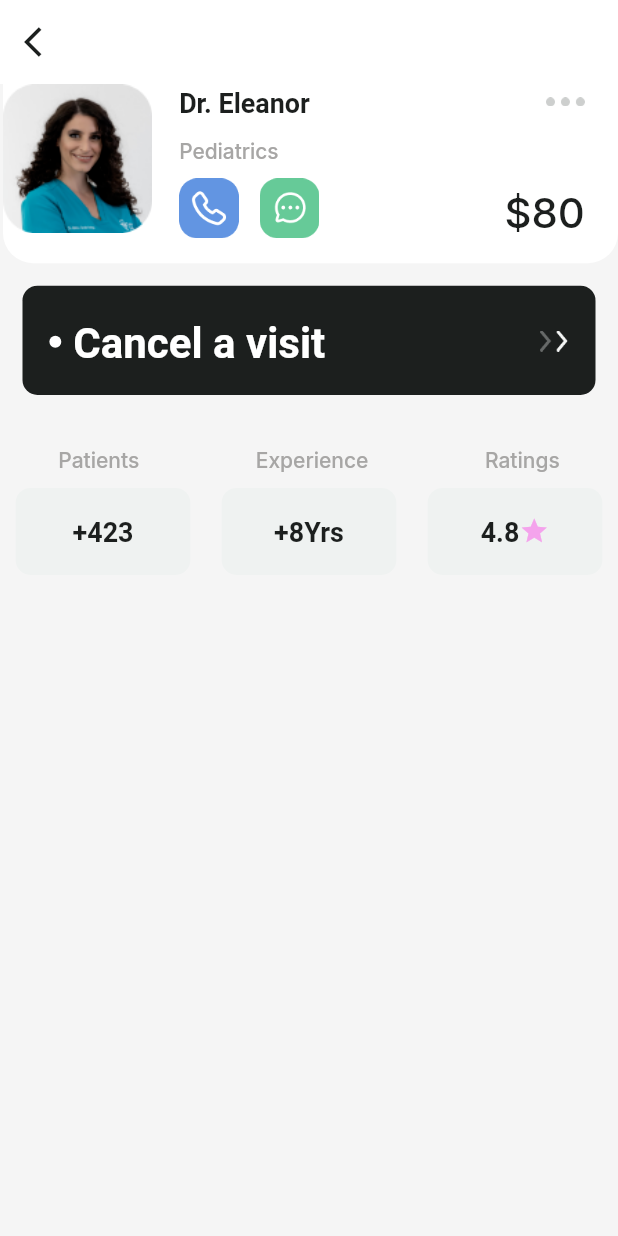
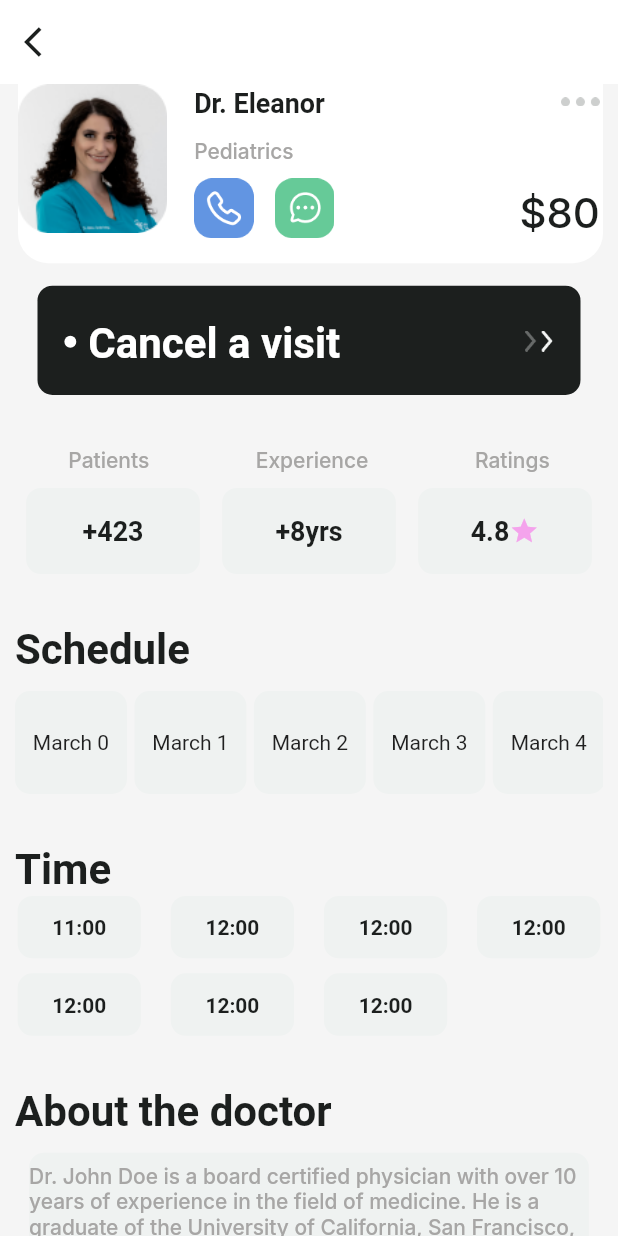
Before and after one commit to Teewhydot/medical_clinik, a Flutter app: the screen it shows after launch, on a phone screen of 412 x 824 dp. Run offline on Flutter 3.47's test engine with Material 2 defaults, Android fonts, the phone set to English and light mode, and no system bars; our stand-ins replace google_fonts, pin_code_fields; missing offline and left inert: flag; Roboto replaces fonts that are missing (Gilroy-SemiBold).

Commit message:
Doctor details page completed.

```diff
--- a/lib/clinik_app/presentation/pages/doctor_details.dart
+++ b/lib/clinik_app/presentation/pages/doctor_details.dart
@@ -13,7 +13,7 @@ class _DoctorsDetailsPageState extends State<DoctorsDetailsPage> {
   @override
   Widget build(BuildContext context) {
     double fem = MediaQuery.of(context).size.width / baseWidth;
-
+    final List<int> dates = List.generate(31, (index) => index++);
     return Scaffold(
       appBar: AppBar(
         backgroundColor: Colors.white,
@@ -26,9 +26,333 @@ class _DoctorsDetailsPageState extends State<DoctorsDetailsPage> {
       backgroundColor: kScaffoldColor,
       body: SingleChildScrollView(
           child: SafeArea(
+        child: Padding(
+          padding: const EdgeInsets.only(left: 10, right: 10),
           child: Column(
             children: [
-            Container(
+              DoctorCard(fem: fem),
+              CancelAVisitWidget(fem: fem),
+              addVerticalSpacing(20),
+              DoctorStats(fem: fem),
+              addVerticalSpacing(30),
+              const LeftAlignedText(
+                text: 'Schedule',
+              ),
+              SizedBox(
+                height: 79 * fem,
+                child: ListView.builder(
+                    itemCount: dates.length,
+                    shrinkWrap: true,
+                    scrollDirection: Axis.horizontal,
+                    physics: const BouncingScrollPhysics(),
+                    itemBuilder: (context, index) {
+                      return Padding(
+                        padding: const EdgeInsets.only(top: 10, right: 5),
+                        child: ReusableContainer(
+                            fem: fem,
+                            width: 75,
+                            height: 75,
+                            borderRadius: 10,
+                            child: Text('March ${dates[index]}')),
+                      );
+                    }),
+              ),
+              addVerticalSpacing(30),
+              const LeftAlignedText(
+                text: 'Time',
+              ),
+              Wrap(
+                alignment: WrapAlignment.start,
+                runSpacing: 10,
+                spacing: 20 * fem,
+                direction: Axis.horizontal,
+                children: [
+                  ReusableContainer(
+                    fem: fem,
+                    width: 83 * fem,
+                    height: 42 * fem,
+                    borderRadius: 10,
+                    child: Text(
+                      '11:00',
+                      style: kHeaderTextStyleBlack.copyWith(fontSize: 14 * fem),
+                    ),
+                  ),
+                  ReusableContainer(
+                    fem: fem,
+                    width: 83 * fem,
+                    height: 42 * fem,
+                    borderRadius: 10,
+                    child: Text(
+                      '12:00',
+                      style: kHeaderTextStyleBlack.copyWith(fontSize: 14 * fem),
+                    ),
+                  ),
+                  ReusableContainer(
+                    fem: fem,
+                    width: 83 * fem,
+                    height: 42 * fem,
+                    borderRadius: 10,
+                    child: Text(
+                      '12:00',
+                      style: kHeaderTextStyleBlack.copyWith(fontSize: 14 * fem),
+                    ),
+                  ),
+                  ReusableContainer(
+                    fem: fem,
+                    width: 83 * fem,
+                    height: 42 * fem,
+                    borderRadius: 10,
+                    child: Text(
+                      '12:00',
+                      style: kHeaderTextStyleBlack.copyWith(fontSize: 14 * fem),
+                    ),
+                  ),
+                  ReusableContainer(
+                    fem: fem,
+                    width: 83 * fem,
+                    height: 42 * fem,
+                    borderRadius: 10,
+                    child: Text(
+                      '12:00',
+                      style: kHeaderTextStyleBlack.copyWith(fontSize: 14 * fem),
+                    ),
+                  ),
+                  ReusableContainer(
+                    fem: fem,
+                    width: 83 * fem,
+                    height: 42 * fem,
+                    borderRadius: 10,
+                    child: Text(
+                      '12:00',
+                      style: kHeaderTextStyleBlack.copyWith(fontSize: 14 * fem),
+                    ),
+                  ),
+                  ReusableContainer(
+                    fem: fem,
+                    width: 83 * fem,
+                    height: 42 * fem,
+                    borderRadius: 10,
+                    child: Text(
+                      '12:00',
+                      style: kHeaderTextStyleBlack.copyWith(fontSize: 14 * fem),
+                    ),
+                  ),
+                ],
+              ),
+              addVerticalSpacing(30),
+              const LeftAlignedText(
+                text: 'About the doctor',
+              ),
+              addVerticalSpacing(10),
+              ReusableContainer(
+                fem: fem,
+                width: 375,
+                height: 150,
+                borderRadius: 10,
+                child: Text(
+                  'Dr. John Doe is a board certified physician with over 10 years of experience in the field of medicine. He is a graduate of the University of California, San Francisco, School of Medicine. He completed his residency in Internal Medicine at the University of California, San Francisco, Medical Center. He is a member of the American College of Physicians and the American Medical Association.',
+                  style: kSubHeaderTextStyleGrey.copyWith(fontSize: 14 * fem),
+                ),
+              ),
+            ],
+          ),
+        ),
+      )),
+    );
+  }
+}
+
+class ReusableContainer extends StatelessWidget {
+  const ReusableContainer(
+      {super.key,
+      required this.fem,
+      required this.width,
+      required this.height,
+      required this.child,
+      required this.borderRadius});
+
+  final double fem;
+  final double height;
+  final double width;
+  final Widget child;
+  final double borderRadius;
+
+  @override
+  Widget build(BuildContext context) {
+    return Container(
+      height: height * fem,
+      width: width * fem,
+      decoration: BoxDecoration(
+        color: kDarkGreyShade400,
+        borderRadius: BorderRadius.circular(borderRadius * fem),
+      ),
+      child: Center(child: child),
+    );
+  }
+}
+
+class LeftAlignedText extends StatelessWidget {
+  const LeftAlignedText({
+    super.key,
+    required this.text,
+  });
+  final String text;
+  @override
+  Widget build(BuildContext context) {
+    return Align(
+      alignment: Alignment.centerLeft,
+      child: Text(
+        text,
+        style: kHeaderTextStyleBlack,
+      ),
+    );
+  }
+}
+
+class DoctorStats extends StatelessWidget {
+  const DoctorStats({
+    super.key,
+    required this.fem,
+  });
+
+  final double fem;
+
+  @override
+  Widget build(BuildContext context) {
+    return Column(
+      children: [
+        Row(
+          mainAxisAlignment: MainAxisAlignment.spaceAround,
+          children: [
+            Text(
+              'Patients',
+              style: kSubHeaderTextStyleGrey,
+            ),
+            Text(
+              'Experience',
+              style: kSubHeaderTextStyleGrey,
+            ),
+            Text(
+              'Ratings',
+              style: kSubHeaderTextStyleGrey,
+            )
+          ],
+        ),
+        addVerticalSpacing(10),
+        Row(
+          mainAxisAlignment: MainAxisAlignment.spaceAround,
+          children: [
+            ReusableContainer(
+              fem: fem,
+              height: 58 * fem,
+              width: 117 * fem,
+              borderRadius: 10,
+              child: Center(
+                child: Text(
+                  '+423',
+                  style: kHeaderTextStyleBlack.copyWith(
+                    fontSize: 18 * fem,
+                  ),
+                ),
+              ),
+            ),
+            ReusableContainer(
+              fem: fem,
+              height: 58 * fem,
+              width: 117 * fem,
+              borderRadius: 10,
+              child: Center(
+                child: Text(
+                  '+8yrs',
+                  style: kHeaderTextStyleBlack.copyWith(
+                    fontSize: 18 * fem,
+                  ),
+                ),
+              ),
+            ),
+            ReusableContainer(
+              fem: fem,
+              height: 58 * fem,
+              width: 117 * fem,
+              borderRadius: 10,
+              child: Center(
+                child: Center(
+                  child: Row(
+                    mainAxisAlignment: MainAxisAlignment.center,
+                    children: [
+                      Text(
+                        '4.8',
+                        style: kHeaderTextStyleBlack.copyWith(
+                          fontSize: 18 * fem,
+                        ),
+                      ),
+                      const Icon(Icons.star,
+                          color: kAccentPrimaryPurple, size: 20),
+                    ],
+                  ),
+                ),
+              ),
+            ),
+          ],
+        ),
+      ],
+    );
+  }
+}
+
+class CancelAVisitWidget extends StatelessWidget {
+  const CancelAVisitWidget({
+    super.key,
+    required this.fem,
+  });
+
+  final double fem;
+
+  @override
+  Widget build(BuildContext context) {
+    return Padding(
+      padding: const EdgeInsets.all(15.0),
+      child: Container(
+        padding: EdgeInsets.fromLTRB(18 * fem, 18 * fem, 18 * fem, 17 * fem),
+        decoration: BoxDecoration(
+          color: kDarkGrey,
+          borderRadius: BorderRadius.circular(10 * fem),
+        ),
+        child: Row(
+          mainAxisAlignment: MainAxisAlignment.spaceBetween,
+          children: [
+            Row(
+              children: [
+                DotWidget(fem: fem),
+                Text(
+                  'Сancel a visit',
+                  style: kHeaderTextStyleWhite,
+                ),
+              ],
+            ),
+            Image.asset(
+              Assets.iconsTwoForwardArrows,
+              width: 20,
+              height: 14,
+            )
+          ],
+        ),
+      ),
+    );
+  }
+}
+
+class DoctorCard extends StatelessWidget {
+  const DoctorCard({
+    super.key,
+    required this.fem,
+  });
+
+  final double fem;
+
+  @override
+  Widget build(BuildContext context) {
+    return Container(
       decoration: const BoxDecoration(
         color: Colors.white,
         borderRadius: BorderRadius.only(
@@ -42,10 +366,8 @@ class _DoctorsDetailsPageState extends State<DoctorsDetailsPage> {
         crossAxisAlignment: CrossAxisAlignment.start,
         children: [
           Container(
-                    margin: EdgeInsets.fromLTRB(
-                        0 * fem, 0 * fem, 18 * fem, 0 * fem),
-                    padding: EdgeInsets.fromLTRB(
-                        0 * fem, 74 * fem, 0 * fem, 0 * fem),
+            margin: EdgeInsets.fromLTRB(0 * fem, 0 * fem, 18 * fem, 0 * fem),
+            padding: EdgeInsets.fromLTRB(0 * fem, 74 * fem, 0 * fem, 0 * fem),
             width: 100 * fem,
             height: 100 * fem,
             decoration: const BoxDecoration(
@@ -92,16 +414,15 @@ class _DoctorsDetailsPageState extends State<DoctorsDetailsPage> {
             // ),
           ),
           Container(
-                    margin: EdgeInsets.fromLTRB(
-                        0 * fem, 0 * fem, 64 * fem, 0 * fem),
+            margin: EdgeInsets.fromLTRB(0 * fem, 0 * fem, 64 * fem, 0 * fem),
             width: 154 * fem,
             height: double.infinity,
             child: Column(
               crossAxisAlignment: CrossAxisAlignment.start,
               children: [
                 Container(
-                          margin: EdgeInsets.fromLTRB(
-                              0 * fem, 0 * fem, 0 * fem, 2 * fem),
+                  margin:
+                      EdgeInsets.fromLTRB(0 * fem, 0 * fem, 0 * fem, 2 * fem),
                   child: Text(
                     'Dr. Eleanor',
                     style: kHeaderTextStyleBlack.copyWith(
@@ -116,8 +437,8 @@ class _DoctorsDetailsPageState extends State<DoctorsDetailsPage> {
                     )),
                 addVerticalSpacing(10),
                 Container(
-                          margin: EdgeInsets.fromLTRB(
-                              0 * fem, 0 * fem, 30 * fem, 0 * fem),
+                  margin:
+                      EdgeInsets.fromLTRB(0 * fem, 0 * fem, 30 * fem, 0 * fem),
                   width: double.infinity,
                   child: Row(
                     crossAxisAlignment: CrossAxisAlignment.center,
@@ -149,15 +470,14 @@ class _DoctorsDetailsPageState extends State<DoctorsDetailsPage> {
             ),
           ),
           Container(
-                    margin:
-                        EdgeInsets.fromLTRB(0 * fem, 9 * fem, 0 * fem, 3 * fem),
+            margin: EdgeInsets.fromLTRB(0 * fem, 9 * fem, 0 * fem, 3 * fem),
             height: double.infinity,
             child: Column(
               crossAxisAlignment: CrossAxisAlignment.end,
               children: [
                 Container(
-                          margin: EdgeInsets.fromLTRB(
-                              0 * fem, 0 * fem, 0 * fem, 54 * fem),
+                  margin:
+                      EdgeInsets.fromLTRB(0 * fem, 0 * fem, 0 * fem, 54 * fem),
                   width: 26 * fem,
                   height: 6 * fem,
                   child: Image.asset(
@@ -176,123 +496,6 @@ class _DoctorsDetailsPageState extends State<DoctorsDetailsPage> {
           ),
         ],
       ),
-            ),
-            Padding(
-              padding: const EdgeInsets.all(15.0),
-              child: Container(
-                padding:
-                    EdgeInsets.fromLTRB(18 * fem, 18 * fem, 18 * fem, 17 * fem),
-                decoration: BoxDecoration(
-                  color: kDarkGrey,
-                  borderRadius: BorderRadius.circular(10 * fem),
-                ),
-                child: Row(
-                  mainAxisAlignment: MainAxisAlignment.spaceBetween,
-                  children: [
-                    Row(
-                      children: [
-                        DotWidget(fem: fem),
-                        Text(
-                          'Сancel a visit',
-                          style: kHeaderTextStyleWhite,
-                        ),
-                      ],
-                    ),
-                    Image.asset(
-                      Assets.iconsTwoForwardArrows,
-                      width: 20,
-                      height: 14,
-                    )
-                  ],
-                ),
-              ),
-            ),
-            addVerticalSpacing(20),
-            Column(
-              children: [
-                Row(
-                  mainAxisAlignment: MainAxisAlignment.spaceAround,
-                  children: [
-                    Text(
-                      'Patients',
-                      style: kSubHeaderTextStyleGrey,
-                    ),
-                    Text(
-                      'Experience',
-                      style: kSubHeaderTextStyleGrey,
-                    ),
-                    Text(
-                      'Ratings',
-                      style: kSubHeaderTextStyleGrey,
-                    )
-                  ],
-                ),
-                addVerticalSpacing(10),
-                Row(
-                  mainAxisAlignment: MainAxisAlignment.spaceAround,
-                  children: [
-                    Container(
-                      height: 58,
-                      width: 117 * fem,
-                      decoration: BoxDecoration(
-                        color: kDarkGreyShade400,
-                        borderRadius: BorderRadius.circular(10 * fem),
-                      ),
-                      child: Center(
-                        child: Text(
-                          '+423',
-                          style: kHeaderTextStyleBlack.copyWith(
-                            fontSize: 18 * fem,
-                          ),
-                        ),
-                      ),
-                    ),
-                    Container(
-                      height: 58,
-                      width: 117 * fem,
-                      decoration: BoxDecoration(
-                        color: kDarkGreyShade400,
-                        borderRadius: BorderRadius.circular(10 * fem),
-                      ),
-                      child: Center(
-                        child: Text(
-                          '+8Yrs',
-                          style: kHeaderTextStyleBlack.copyWith(
-                            fontSize: 18 * fem,
-                          ),
-                        ),
-                      ),
-                    ),
-                    Container(
-                      height: 58,
-                      width: 117 * fem,
-                      decoration: BoxDecoration(
-                        color: kDarkGreyShade400,
-                        borderRadius: BorderRadius.circular(10 * fem),
-                      ),
-                      child: Center(
-                        child: Row(
-                          mainAxisAlignment: MainAxisAlignment.center,
-                          children: [
-                            Text(
-                              '4.8',
-                              style: kHeaderTextStyleBlack.copyWith(
-                                fontSize: 18 * fem,
-                              ),
-                            ),
-                            Icon(Icons.star,
-                                color: kAccentPrimaryPurple, size: 20),
-                          ],
-                        ),
-                      ),
-                    ),
-                  ],
-                ),
-              ],
-            ),
-          ],
-        ),
-      )),
     );
   }
 }
```
Lines whose indentation alone changed are shown as unchanged.
